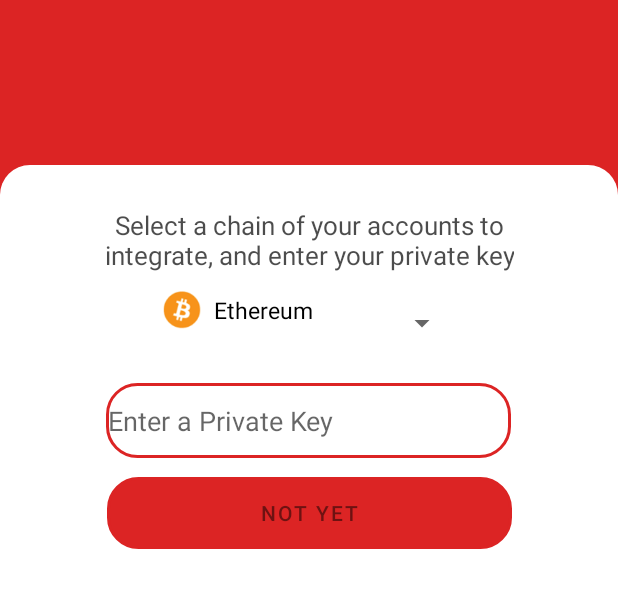
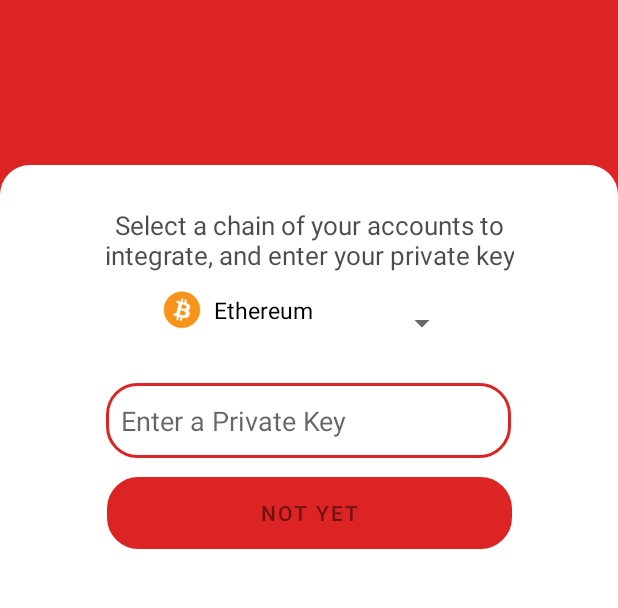
Before and after one commit to 2021-Defi-Hackathon-NEC/2021-Defi, an Android app: the login_2 screen opened directly, with no data from a screen before it, on a phone screen of 412 x 824 dp, the part 315-923 px from its top. Run offline under Robolectric (Android 15) with nearby library versions, the phone set to English and light mode, and no system bars.

```diff
--- a/wallet_bottomnav2/app/build.gradle
+++ b/wallet_bottomnav2/app/build.gradle
@@ -7,7 +7,7 @@ android {
 
     defaultConfig {
         applicationId "com.example.wallet_bottom_nav_2"
-        minSdkVersion 23
+        minSdkVersion 25
         targetSdkVersion 30
         versionCode 1
         versionName "1.0"
--- a/wallet_bottomnav2/app/src/main/res/drawable/round_button.xml
+++ b/wallet_bottomnav2/app/src/main/res/drawable/round_button.xml
@@ -8,4 +8,9 @@
     </stroke>
     <corners
         android:radius="20dp"/>
+    <padding
+        android:left="3dp"
+        android:right="3dp"
+        android:bottom="3dp"
+        android:top="3dp" />
 </shape>
--- a/wallet_bottomnav2/app/src/main/res/layout/activity_login2.xml
+++ b/wallet_bottomnav2/app/src/main/res/layout/activity_login2.xml
@@ -65,9 +65,9 @@
             android:layout_marginBottom="224dp"
             android:background="@drawable/round_button"
             android:ems="10"
-            android:hint="Enter a Private Key"
+            android:hint="@string/enter_a_private_key"
             android:inputType="textPassword"
-            android:padding="1dp"
+            android:padding="10dp"
             app:layout_constraintBottom_toBottomOf="parent"
             app:layout_constraintEnd_toEndOf="parent"
             app:layout_constraintHorizontal_bias="0.496"
--- a/wallet_bottomnav2/app/src/main/res/values/strings.xml
+++ b/wallet_bottomnav2/app/src/main/res/values/strings.xml
@@ -61,6 +61,7 @@
     <string name="wallet_address">Wallet Address</string>
     <string name="hash_1">0xbe80ceed72e1798c ... 11367abd7f836f</string>
     <string name="taebit_wallet">TAEBIT\nWALLET</string>
+    <string name="enter_a_private_key">Enter a Private Key</string>
 
 
 </resources>
```
Also changed, not shown: wallet_bottomnav2/app/src/main/AndroidManifest.xml (+10 -4 lines), wallet_bottomnav2/app/src/main/java/com/example/wallet_bottom_nav_2/auth_pincode.java (+22 -0 lines), wallet_bottomnav2/app/src/main/java/com/example/wallet_bottom_nav_2/ui/wallet/WalletFragment.java (+7 -1 lines), 216 other files.
